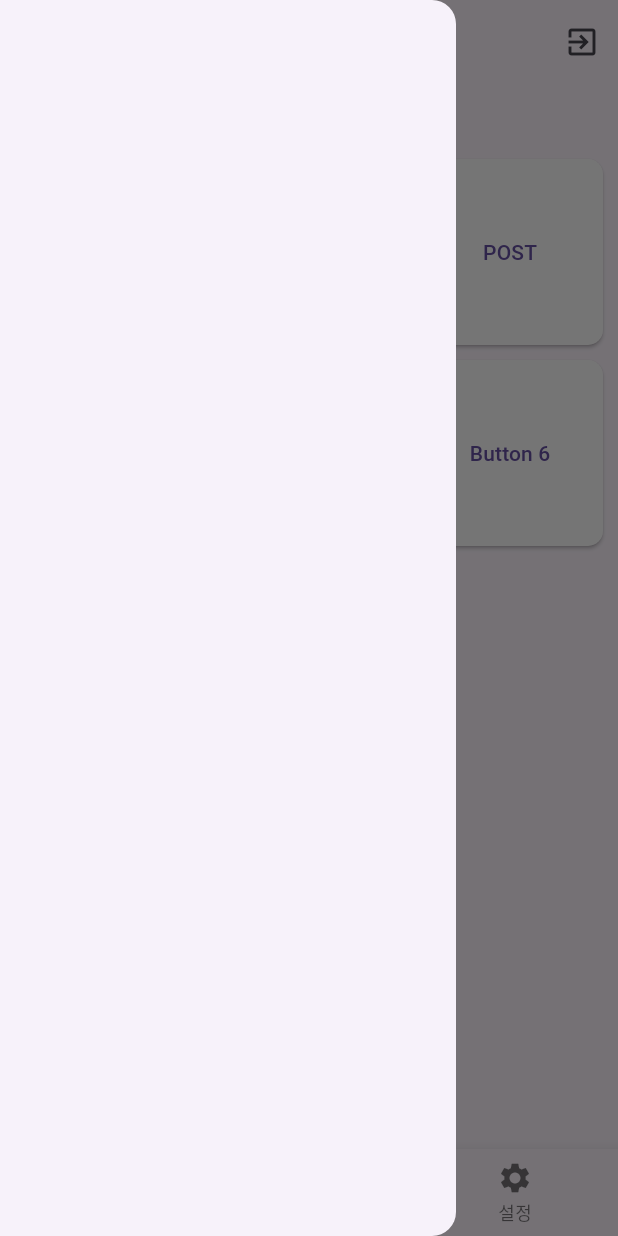
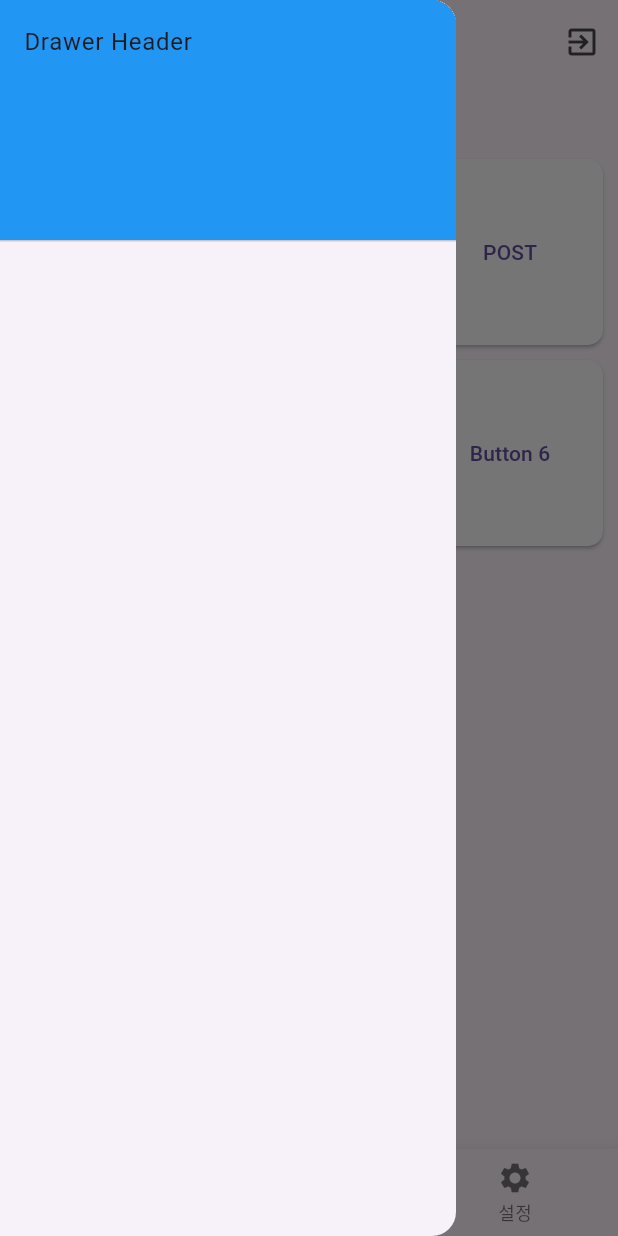
Before and after one commit to coffeeamp/flutter_travel_demo, a Flutter app: the screen it shows once a user with an empty profile is signed in, with the side drawer open, on a phone screen of 412 x 824 dp. Run offline on Flutter 3.47's test engine with Material 3 defaults, Android fonts, the light colour scheme and no system bars; our stand-ins replace cloud_firestore, firebase_auth, firebase_core, firebase_storage, flutter_chat_bubble, google_sign_in and 2 more; accounts and stored records are empty.

```diff
--- a/lib/screens/lobby_screen.dart
+++ b/lib/screens/lobby_screen.dart
@@ -1,5 +1,6 @@
 import 'package:flutter/material.dart';
 import 'package:firebase_auth/firebase_auth.dart';
+import 'package:firebase_storage/firebase_storage.dart' as firebase_storage;
 import 'package:flutter_travel_demo/screens/APIconnect_screen.dart';
 import 'package:flutter_travel_demo/screens/chat_screen.dart';
 // import 'package:flutter_travel_demo/screens/counter.dart';
@@ -52,6 +53,14 @@ class _LobbyScreenState extends State<LobbyScreen> {
       drawer: Drawer(
         child: ListView(
           padding: EdgeInsets.zero,
+          children: <Widget>[
+            DrawerHeader(
+              child: Text('Drawer Header'),
+              decoration: BoxDecoration(
+                color: Colors.blue,
+              ),
+            ),
+          ],
         ),
       ),
       body: Padding(
```
